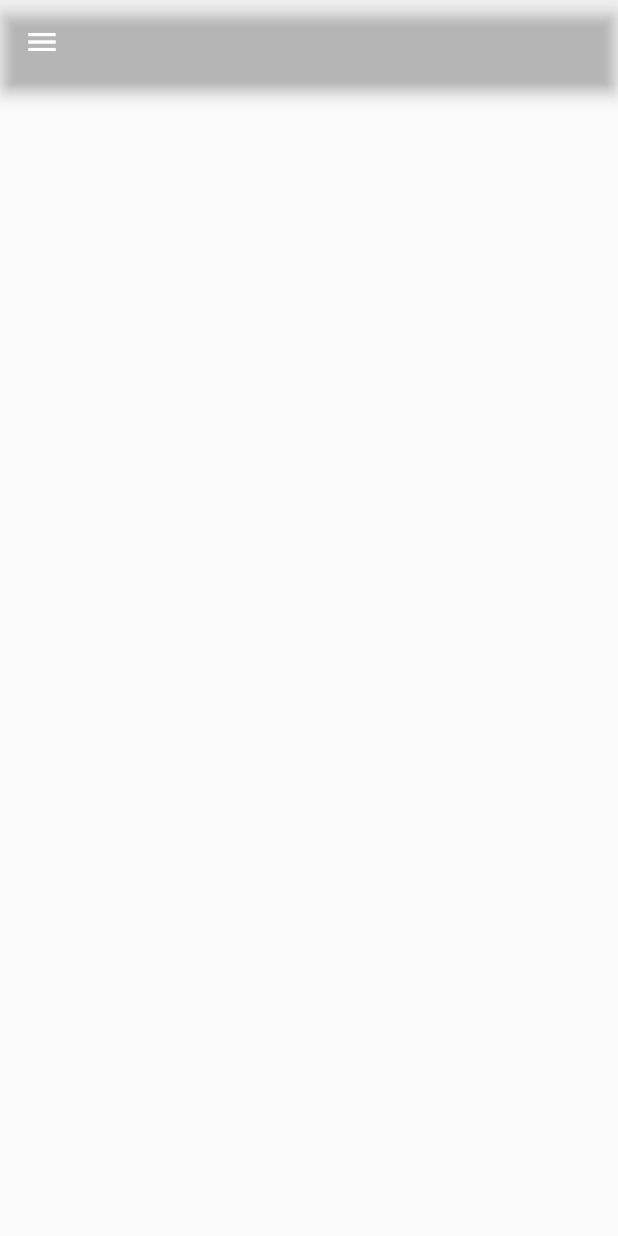
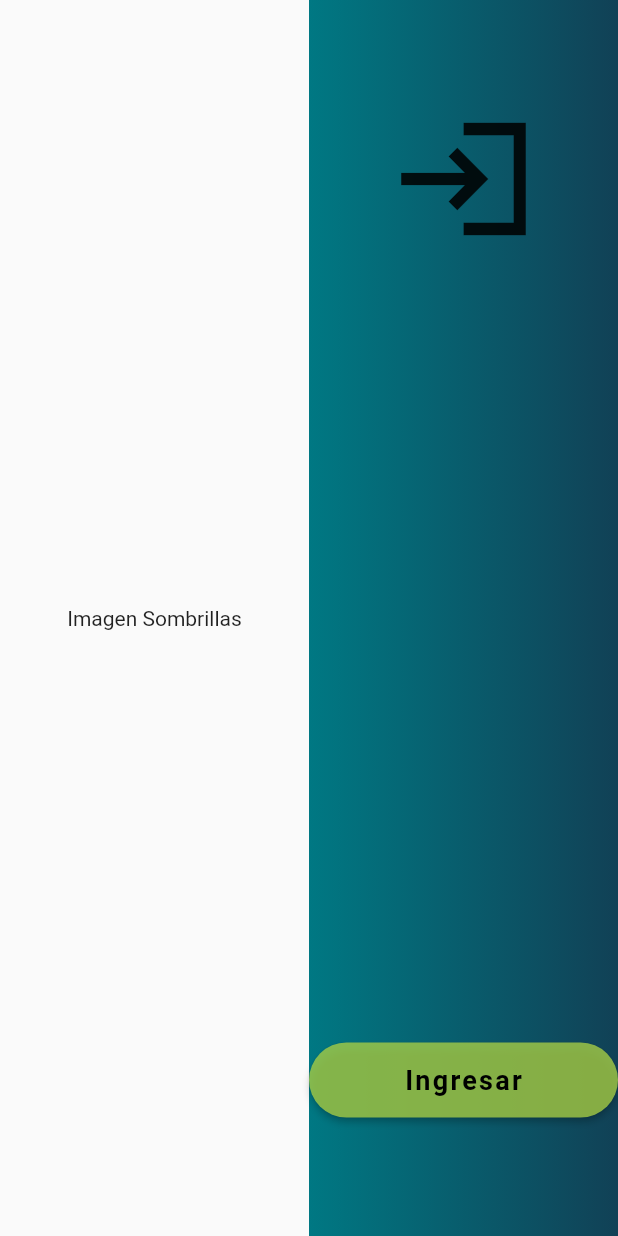
Before and after one commit to oscarjtd/sigma, a Flutter app: the screen it shows after launch, on a phone screen of 412 x 824 dp. Run offline on Flutter 3.47's test engine with Material 2 defaults, Android fonts, the phone set to English and light mode, and no system bars; our stand-ins replace flutter_swiper_view; Roboto replaces fonts that are missing (OpenSans).

Commit message:
Cambios Login

```diff
--- /dev/null
+++ b/lib/Screens/login.dart
@@ -0,0 +1,136 @@
+// ignore_for_file: prefer_const_literals_to_create_immutables, prefer_const_constructors
+
+import 'package:flutter/material.dart';
+import 'package:flutter/src/widgets/framework.dart';
+import 'package:flutter/src/widgets/placeholder.dart';
+import 'package:pasantia/Screens/Home.dart';
+
+class Login extends StatefulWidget {
+  const Login({super.key});
+  static String routeName = "Login";
+
+  @override
+  State<Login> createState() => _LoginState();
+}
+
+class _LoginState extends State<Login> {
+  final _loginFormKey = GlobalKey<FormState>();
+
+  @override
+  Widget build(BuildContext context) {
+    return Scaffold(
+      body: Row(
+        children: [
+          Expanded(flex: 1, child: Center(child: Text("Imagen Sombrillas"))),
+          Expanded(
+              flex: 1,
+              child: Container(
+                decoration: BoxDecoration(
+                    gradient: LinearGradient(colors: [
+                  Color.fromARGB(255, 0, 120, 131),
+                  Color.fromARGB(255, 17, 65, 86),
+                ])),
+                child: Column(
+                    mainAxisAlignment: MainAxisAlignment.center,
+                    children: [
+                      SafeArea(
+                          child: Center(
+                        child: Column(
+                          children: [
+                            Icon(
+                              Icons.login_sharp,
+                              size: 100,
+                            ),
+                            SizedBox(
+                              height: 60,
+                            ),
+                            Padding(
+                              padding:
+                                  const EdgeInsets.symmetric(horizontal: 265.0),
+                              child: Container(
+                                decoration: BoxDecoration(
+                                    color: Colors.grey.shade200,
+                                    border: Border.all(color: Colors.white),
+                                    borderRadius: BorderRadius.circular(12)),
+                                child: Padding(
+                                  padding: const EdgeInsets.only(left: 15.0),
+                                  child: TextFormField(
+                                    decoration: InputDecoration(
+                                        border: InputBorder.none,
+                                        hintText: 'Documento de Identidad'),
+                                  ),
+                                ),
+                              ),
+                            ),
+                            SizedBox(
+                              height: 10,
+                            ),
+                            Padding(
+                              padding:
+                                  const EdgeInsets.symmetric(horizontal: 265.0),
+                              child: Container(
+                                decoration: BoxDecoration(
+                                    color: Colors.grey.shade200,
+                                    border: Border.all(color: Colors.white),
+                                    borderRadius: BorderRadius.circular(12)),
+                                child: Padding(
+                                  padding: const EdgeInsets.only(left: 15.0),
+                                  child: TextFormField(
+                                    decoration: InputDecoration(
+                                        border: InputBorder.none,
+                                        hintText: 'Contraseña'),
+                                  ),
+                                ),
+                              ),
+                            ),
+                            SizedBox(
+                              height: 10,
+                            ),
+                            Padding(
+                              padding: const EdgeInsets.only(left: 265),
+                              child: TextButton(
+                                style: TextButton.styleFrom(
+                                  foregroundColor:
+                                      Color.fromARGB(200, 168, 207, 69),
+                                ),
+                                onPressed: () {},
+                                child: Text('¿Olvido su contraseña?'),
+                              ),
+                            ),
+                            Container(
+                              padding: EdgeInsets.symmetric(vertical: 10.0),
+                              width: 350,
+                              height: 70,
+                              child: ElevatedButton(
+                                onPressed: () {
+                                  Navigator.popAndPushNamed(
+                                      context, MainPage.routeName);
+                                },
+                                style: ElevatedButton.styleFrom(
+                                  backgroundColor:
+                                      Color.fromARGB(200, 168, 207, 69),
+                                  shape: RoundedRectangleBorder(
+                                    borderRadius: BorderRadius.circular(30),
+                                  ),
+                                ),
+                                child: Text(
+                                  'Ingresar',
+                                  style: TextStyle(
+                                      color: Colors.black,
+                                      letterSpacing: 1.5,
+                                      fontSize: 18,
+                                      fontWeight: FontWeight.bold,
+                                      fontFamily: 'OpenSans'),
+                                ),
+                              ),
+                            ),
+                          ],
+                        ),
+                      ))
+                    ]),
+              ))
+        ],
+      ),
+    );
+  }
+}
--- a/lib/main.dart
+++ b/lib/main.dart
@@ -1,5 +1,6 @@
 import 'package:flutter/material.dart';
 import 'package:pasantia/Screens/Home.dart';
+import 'package:pasantia/Screens/login.dart';
 
 void main() {
   runApp(const MyApp());
@@ -10,14 +11,10 @@ class MyApp extends StatelessWidget {
 
   // This widget is the root of your application.
   @override
-   @override
   Widget build(BuildContext context) {
-
-    return  MaterialApp(
-      home: const MainPage(),
-      routes: <String, WidgetBuilder>{
-        MainPage.routeName: (BuildContext context) => const MainPage(),
-      }
-    );
+    return MaterialApp(home: const Login(), routes: <String, WidgetBuilder>{
+      MainPage.routeName: (BuildContext context) => const MainPage(),
+      Login.routeName: (BuildContext context) => const Login(),
+    });
   }
 }
```
